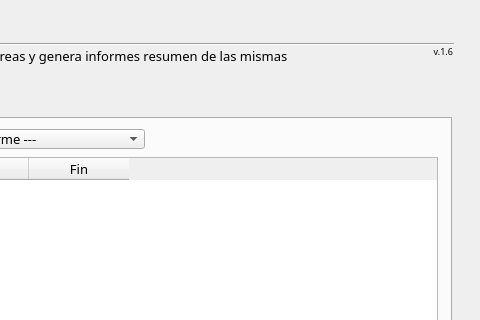
Before: the Qt Designer form ui_CronoTareas.ui in donanpher/CronoTareas, drawn with Qt 5; both pictures show x 308 to 788 and y 0 to 320 of the 788 by 487 pixel window.
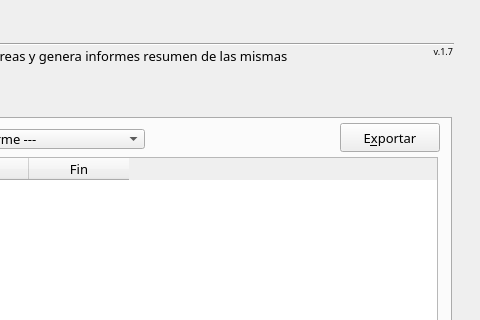
After: the same form once the commit is applied. The open tabs and pages were chosen to show the change. Icons and pictures are not drawn.

```diff
--- a/ui_CronoTareas.ui
+++ b/ui_CronoTareas.ui
@@ -80,7 +80,7 @@
      </font>
     </property>
     <property name="text">
-     <string>v.1.6</string>
+     <string>v.1.7</string>
     </property>
     <property name="alignment">
      <set>Qt::AlignRight|Qt::AlignTrailing|Qt::AlignVCenter</set>
@@ -582,6 +582,29 @@
        <string>Selecciona informe:</string>
       </property>
      </widget>
+     <widget class="QPushButton" name="pushButtonExportar">
+      <property name="geometry">
+       <rect>
+        <x>626</x>
+        <y>4</y>
+        <width>100</width>
+        <height>29</height>
+       </rect>
+      </property>
+      <property name="font">
+       <font>
+        <family>Gallaecia Castelo</family>
+        <pointsize>10</pointsize>
+       </font>
+      </property>
+      <property name="text">
+       <string>E&amp;xportar</string>
+      </property>
+      <property name="icon">
+       <iconset resource="mirecurso.qrc">
+        <normaloff>:/miprefijo/images/exportar.ico</normaloff>:/miprefijo/images/exportar.ico</iconset>
+      </property>
+     </widget>
     </widget>
    </widget>
    <widget class="QLabel" name="labelIcono">
```
